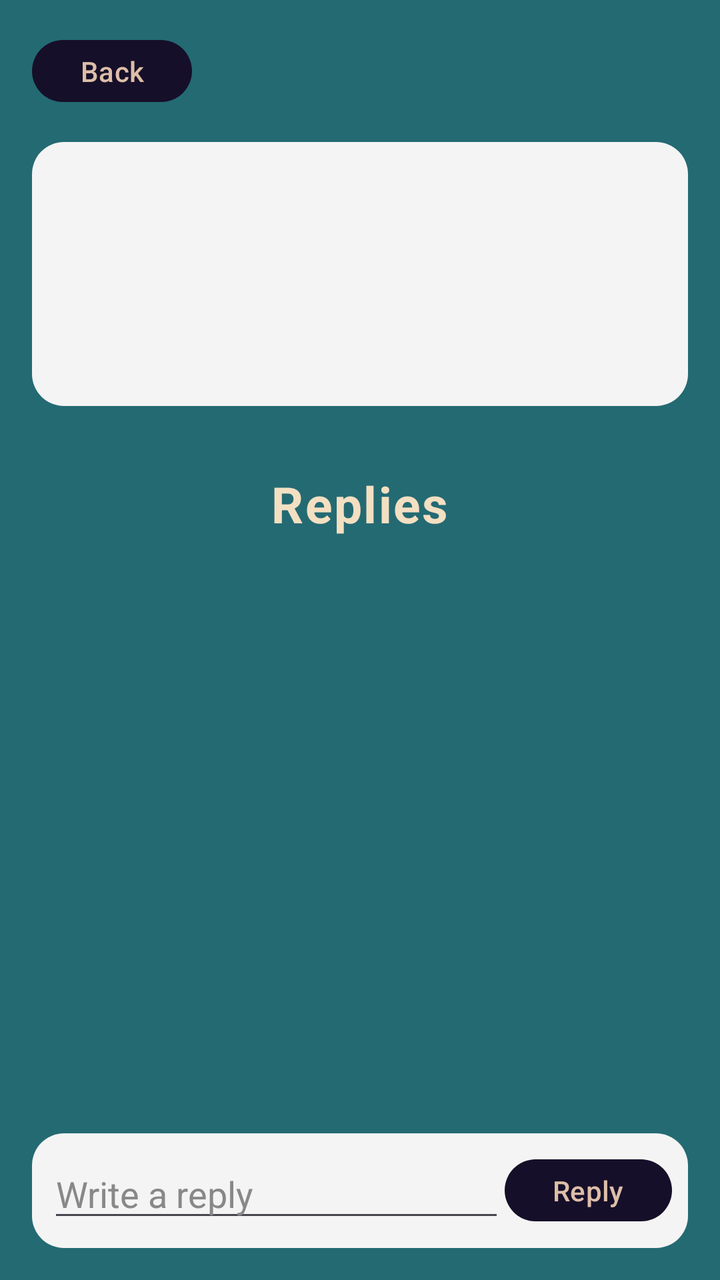
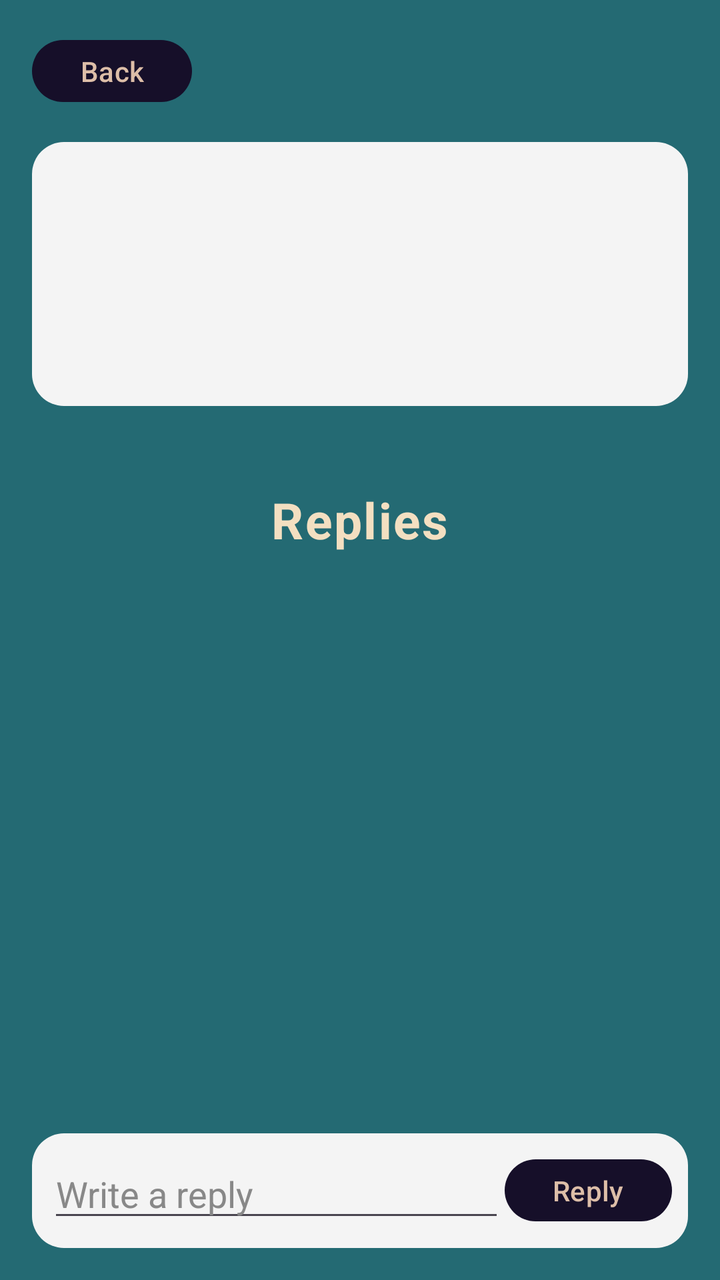

The first picture is an Android layout as it rendered before a commit; the second is the same layout after the commit. The layout source and the unified diff follow.
<!-- AndroidManifest.xml: application theme Theme.ReadersRally -->
<!-- res/layout/activity_post_detail.xml -->
<?xml version="1.0" encoding="utf-8"?>
<LinearLayout xmlns:android="http://schemas.android.com/apk/res/android"
    android:layout_width="match_parent"
    android:layout_height="match_parent"
    android:orientation="vertical"
    android:fitsSystemWindows="true"
    android:gravity="center_horizontal"
    android:padding="16dp">

    <Button
        android:id="@+id/backButton"
        android:layout_width="wrap_content"
        android:layout_height="wrap_content"
        android:layout_gravity="start"
        android:text="Back" />

    <LinearLayout
        android:layout_width="match_parent"
        android:layout_height="wrap_content"
        android:layout_marginTop="16dp"
        android:orientation="vertical"
        android:background="@drawable/card_background"
        android:padding="16dp">

        <TextView
            android:id="@+id/titleText"
            android:layout_width="match_parent"
            android:layout_height="wrap_content"
            android:gravity="center"
            android:textColor="#000000"
            android:textSize="20sp"
            android:textStyle="bold" />

        <TextView
            android:id="@+id/bookText"
            android:layout_width="match_parent"
            android:layout_height="wrap_content"
            android:layout_marginTop="4dp"
            android:gravity="center"
            android:textColor="#000000"
            android:textStyle="italic" />

        <TextView
            android:id="@+id/authorText"
            android:layout_width="match_parent"
            android:layout_height="wrap_content"
            android:gravity="center"
            android:textColor="#444444" />

        <TextView
            android:id="@+id/contentText"
            android:layout_width="match_parent"
            android:layout_height="wrap_content"
            android:layout_marginTop="12dp"
            android:gravity="center"
            android:textColor="#000000" />
    </LinearLayout>

    <TextView
        style="@style/HeaderTextStyle"
        android:layout_width="wrap_content"
        android:layout_height="wrap_content"
        android:layout_marginTop="16dp"
        android:text="Replies" />

    <androidx.recyclerview.widget.RecyclerView
        android:id="@+id/repliesRecyclerView"
        android:layout_width="match_parent"
        android:layout_height="0dp"
        android:layout_weight="1" />

    <TextView
        android:id="@+id/repliesOffText"
        android:layout_width="match_parent"
        android:layout_height="wrap_content"
        android:gravity="center"
        android:text="Replies are turned off for this post"
        android:textColor="@color/beige"
        android:visibility="gone" />

    <LinearLayout
        android:id="@+id/replyBar"
        android:layout_width="match_parent"
        android:layout_height="wrap_content"
        android:layout_marginTop="8dp"
        android:gravity="center_vertical"
        android:orientation="horizontal"
        android:background="@drawable/card_background"
        android:padding="8dp">

        <EditText
            android:id="@+id/replyEditText"
            android:layout_width="0dp"
            android:layout_height="wrap_content"
            android:layout_weight="1"
            android:hint="Write a reply"
            android:textColor="#000000"
            android:textColorHint="#888888" />

        <Button
            android:id="@+id/sendReplyButton"
            android:layout_width="wrap_content"
            android:layout_height="wrap_content"
            android:text="Reply" />
    </LinearLayout>
</LinearLayout>
<!-- resources referenced by this layout -->
<resources>
  <color name="beige">#F3DFC1</color>
  <!-- drawable card_background (drawable) -->
  <?xml version="1.0" encoding="utf-8"?>
  <shape xmlns:android="http://schemas.android.com/apk/res/android"
      android:shape="rectangle">
      <solid android:color="#F4F4F4" />
      <corners android:radius="16dp" />
  </shape>
  <style name="HeaderTextStyle" parent="Widget.Material3.CheckedTextView">
          <item name="android:textSize"> 25sp </item>
          <item name="android:textStyle">bold</item>
          <item name="android:textColor">@color/beige</item>
          <item name="android:gravity">center</item>
          <item name="android:padding">16dp</item>
          <item name="layout_constraintTop_toTopOf">parent</item>
          <item name="layout_constraintStart_toStartOf">parent</item>
          <item name="layout_constraintEnd_toEndOf">parent</item>
  
      </style>
  <style name="Theme.ReadersRally" parent="Base.Theme.ReadersRally" />
  <style name="Base.Theme.ReadersRally" parent="Theme.Material3.DayNight.NoActionBar">
          
          
          <item name="android:textColor">@color/beige</item> 
          <item name="android:windowBackground">@color/dark_teal</item> 
          <item name="colorSurface">@color/light_teal</item> 
          <item name="materialButtonStyle">@style/Widget.AppCompat.Button</item> 
  
      </style>
  <color name="dark_teal">#246A73</color>
  <color name="light_teal">#368F8B</color>
  <style name="Widget.AppCompat.Button" parent="Widget.Material3.Button">
          <item name="backgroundTint">@color/dark_violet</item>
          <item name="android:textColor">@color/dark_beige</item>
          <item name="android:gravity">center</item>
      </style>
  <color name="dark_violet">#160F29</color>
  <color name="dark_beige">#DDBEA8</color>
</resources>

<!-- the commit's change to res/layout/activity_post_detail.xml (unified diff, before → after) -->
@@ -60,7 +60,6 @@
         style="@style/HeaderTextStyle"
         android:layout_width="wrap_content"
         android:layout_height="wrap_content"
-        android:layout_marginTop="16dp"
         android:text="Replies" />
 
     <androidx.recyclerview.widget.RecyclerView
@@ -74,7 +73,7 @@
         android:layout_width="match_parent"
         android:layout_height="wrap_content"
         android:gravity="center"
-        android:text="Replies are turned off for this post"
+        android:text="@string/repliesOff"
         android:textColor="@color/beige"
         android:visibility="gone" />
 
<!-- resource entries referenced after the edit -->
@@ -8,12 +8,14 @@
       <solid android:color="#F4F4F4" />
       <corners android:radius="16dp" />
   </shape>
+  <string name="repliesOff">Replies are turned off for this post.</string>
   <style name="HeaderTextStyle" parent="Widget.Material3.CheckedTextView">
           <item name="android:textSize"> 25sp </item>
           <item name="android:textStyle">bold</item>
           <item name="android:textColor">@color/beige</item>
           <item name="android:gravity">center</item>
           <item name="android:padding">16dp</item>
+          <item name="android:layout_marginTop">24dp</item>
           <item name="layout_constraintTop_toTopOf">parent</item>
           <item name="layout_constraintStart_toStartOf">parent</item>
           <item name="layout_constraintEnd_toEndOf">parent</item>
